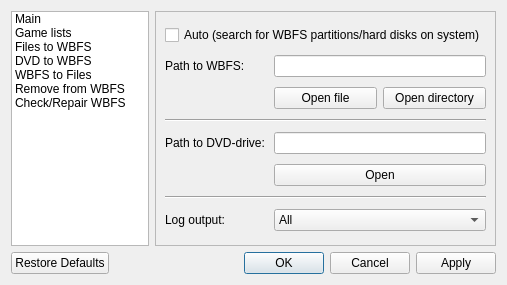
Before: the Qt Designer form resources/ui/settings.ui in evertonstz/wiibafu, drawn with Qt 5.
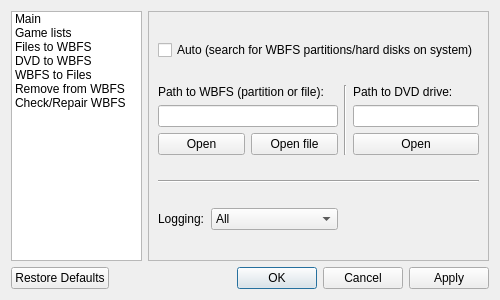
After: the same form once the commit is applied.

```diff
--- a/resources/ui/settings.ui
+++ b/resources/ui/settings.ui
@@ -6,22 +6,16 @@
    <rect>
     <x>0</x>
     <y>0</y>
-    <width>507</width>
-    <height>277</height>
+    <width>500</width>
+    <height>300</height>
    </rect>
   </property>
   <property name="windowTitle">
    <string>Dialog</string>
   </property>
-  <layout class="QGridLayout" name="gridLayout_14">
+  <layout class="QGridLayout" name="gridLayout_15">
    <item row="0" column="0">
     <widget class="QListWidget" name="listWidget">
-     <property name="sizePolicy">
-      <sizepolicy hsizetype="Preferred" vsizetype="Expanding">
-       <horstretch>0</horstretch>
-       <verstretch>0</verstretch>
-      </sizepolicy>
-     </property>
      <property name="locale">
       <locale language="English" country="UnitedStates"/>
      </property>
@@ -62,6 +56,19 @@
      </item>
     </widget>
    </item>
+   <item row="1" column="0" colspan="2">
+    <widget class="QDialogButtonBox" name="buttonBox">
+     <property name="locale">
+      <locale language="English" country="UnitedStates"/>
+     </property>
+     <property name="orientation">
+      <enum>Qt::Horizontal</enum>
+     </property>
+     <property name="standardButtons">
+      <set>QDialogButtonBox::Apply|QDialogButtonBox::Cancel|QDialogButtonBox::Ok|QDialogButtonBox::RestoreDefaults</set>
+     </property>
+    </widget>
+   </item>
    <item row="0" column="1">
     <widget class="QStackedWidget" name="stackedWidget">
      <property name="locale">
@@ -74,53 +81,71 @@
       <number>0</number>
      </property>
      <widget class="QWidget" name="Main">
-      <layout class="QGridLayout" name="gridLayout">
-       <item row="0" column="0" colspan="3">
+      <layout class="QGridLayout" name="gridLayout_14">
+       <item row="0" column="0" colspan="4">
         <widget class="QCheckBox" name="main_checkBox_Auto">
          <property name="text">
           <string>Auto (search for WBFS partitions/hard disks on system)</string>
          </property>
         </widget>
        </item>
-       <item row="1" column="0">
+       <item row="1" column="0" colspan="2">
+        <layout class="QGridLayout" name="gridLayout">
+         <item row="0" column="1" colspan="2">
         <widget class="QLabel" name="label">
+           <property name="sizePolicy">
+            <sizepolicy hsizetype="Preferred" vsizetype="Maximum">
+             <horstretch>0</horstretch>
+             <verstretch>0</verstretch>
+            </sizepolicy>
+           </property>
          <property name="text">
-          <string>Path to WBFS:</string>
+            <string>Path to WBFS (partition or file):</string>
          </property>
         </widget>
        </item>
        <item row="1" column="1" colspan="2">
         <widget class="QLineEdit" name="main_lineEdit_WBFSPath"/>
        </item>
-       <item row="2" column="1">
+         <item row="2" column="2">
         <widget class="QPushButton" name="main_pushButton_WBFSOpenFile">
          <property name="text">
           <string>Open file</string>
          </property>
         </widget>
        </item>
-       <item row="2" column="2">
+         <item row="2" column="1">
         <widget class="QPushButton" name="main_pushButton_WBFSOpenDirectory">
          <property name="text">
-          <string>Open directory</string>
+            <string>Open</string>
          </property>
         </widget>
        </item>
-       <item row="3" column="0" colspan="3">
-        <widget class="Line" name="line_3">
+        </layout>
+       </item>
+       <item row="1" column="2">
+        <widget class="Line" name="line_4">
          <property name="orientation">
-          <enum>Qt::Horizontal</enum>
+          <enum>Qt::Vertical</enum>
          </property>
         </widget>
        </item>
-       <item row="4" column="0">
+       <item row="1" column="3">
+        <layout class="QVBoxLayout" name="verticalLayout_2">
+         <item>
         <widget class="QLabel" name="label_2">
+           <property name="sizePolicy">
+            <sizepolicy hsizetype="Preferred" vsizetype="Maximum">
+             <horstretch>0</horstretch>
+             <verstretch>0</verstretch>
+            </sizepolicy>
+           </property>
          <property name="text">
-          <string>Path to DVD-drive:</string>
+            <string>Path to DVD drive:</string>
          </property>
         </widget>
        </item>
-       <item row="4" column="1" colspan="2">
+         <item>
         <widget class="QLineEdit" name="main_lineEdit_DVDDrivePath">
          <property name="sizePolicy">
           <sizepolicy hsizetype="Expanding" vsizetype="Fixed">
@@ -130,29 +155,37 @@
          </property>
         </widget>
        </item>
-       <item row="5" column="1" colspan="2">
+         <item>
         <widget class="QPushButton" name="main_pushButton_DVDDriveOpenDirectory">
          <property name="text">
           <string>Open</string>
          </property>
         </widget>
        </item>
-       <item row="6" column="0" colspan="3">
-        <widget class="Line" name="line_4">
+        </layout>
+       </item>
+       <item row="2" column="0" colspan="4">
+        <widget class="Line" name="line_3">
          <property name="orientation">
           <enum>Qt::Horizontal</enum>
          </property>
         </widget>
        </item>
-       <item row="7" column="0">
+       <item row="3" column="0">
         <widget class="QLabel" name="label_3">
          <property name="text">
-          <string>Log output:</string>
+          <string>Logging:</string>
          </property>
         </widget>
        </item>
-       <item row="7" column="1" colspan="2">
+       <item row="3" column="1">
         <widget class="QComboBox" name="main_comboBox_LogOutput">
+         <property name="sizePolicy">
+          <sizepolicy hsizetype="MinimumExpanding" vsizetype="Fixed">
+           <horstretch>0</horstretch>
+           <verstretch>0</verstretch>
+          </sizepolicy>
+         </property>
          <item>
           <property name="text">
            <string>All</string>
@@ -567,19 +600,6 @@
      </widget>
     </widget>
    </item>
-   <item row="1" column="0" colspan="2">
-    <widget class="QDialogButtonBox" name="buttonBox">
-     <property name="locale">
-      <locale language="English" country="UnitedStates"/>
-     </property>
-     <property name="orientation">
-      <enum>Qt::Horizontal</enum>
-     </property>
-     <property name="standardButtons">
-      <set>QDialogButtonBox::Apply|QDialogButtonBox::Cancel|QDialogButtonBox::Ok|QDialogButtonBox::RestoreDefaults</set>
-     </property>
-    </widget>
-   </item>
   </layout>
  </widget>
  <resources/>
```
Lines whose indentation alone changed are shown as unchanged.
